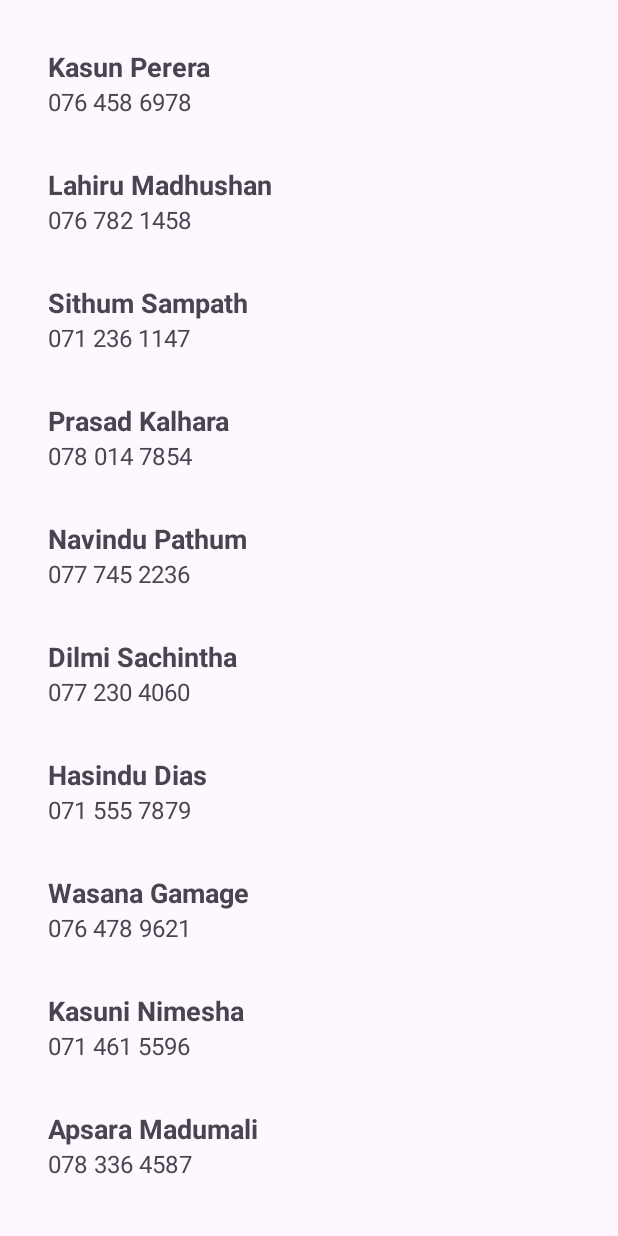
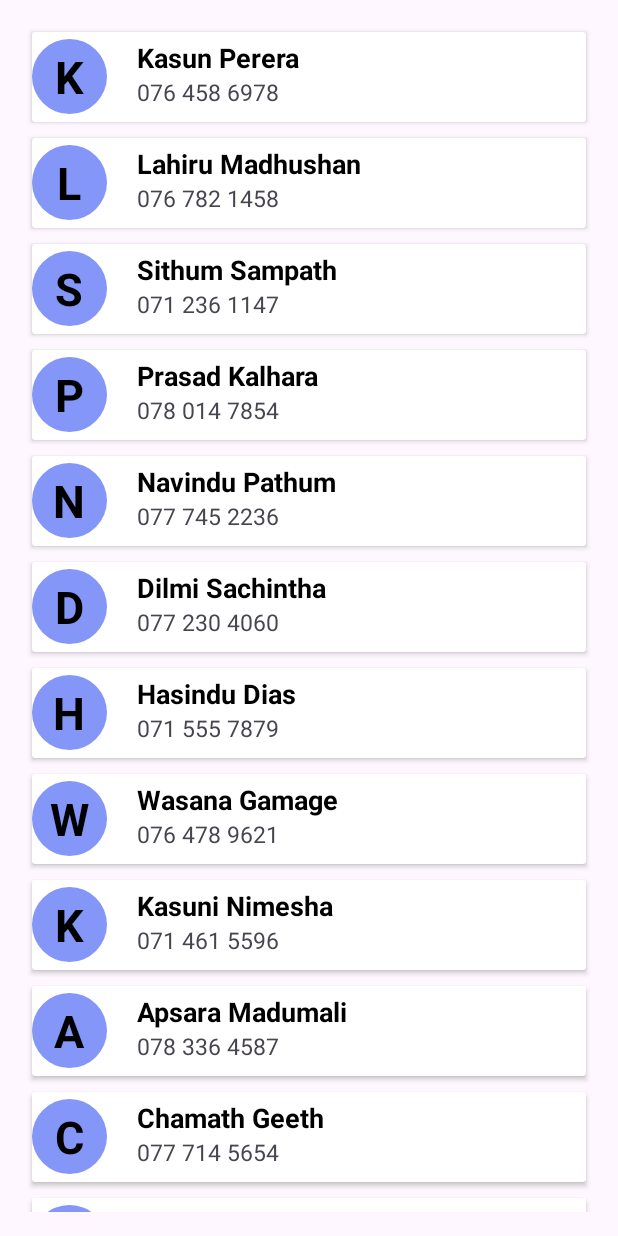
Before and after one commit to gschamika/Contacts-List-App, an Android app: the screen it shows after launch (MainActivity), on a phone screen of 412 x 824 dp. Run offline under Robolectric (Android 15) with nearby library versions, the phone set to English and light mode, and no system bars.

Commit message:
change 2

```diff
--- a/app/src/main/java/com/example/contactslistapp/Contact.java
+++ b/app/src/main/java/com/example/contactslistapp/Contact.java
@@ -3,14 +3,12 @@ package com.example.contactslistapp;
 public class Contact {
     private String name;
     private String phoneNumber;
-    int image;
     private String address;
 
     // Constructor
     public Contact(String name, String phoneNumber, String address) {
         this.name = name;
         this.phoneNumber = phoneNumber;
-        this.image = image;
         this.address = address;
     }
 
@@ -31,14 +29,6 @@ public class Contact {
         this.phoneNumber = phoneNumber;
     }
 
-    public int getImage() {
-        return image;
-    }
-
-    public void setImage(int image) {
-        this.image = image;
-    }
-
     public String getAddress() {
         return address;
     }
@@ -46,4 +36,8 @@ public class Contact {
     public void setAddress(String address) {
         this.address = address;
     }
+
+    public Character getprofileLetter(){
+        return name.charAt(0);
+    }
 }
--- a/app/src/main/java/com/example/contactslistapp/ContactsAdapter.java
+++ /dev/null
@@ -1,49 +0,0 @@
-package com.example.contactslistapp;
-
-import android.view.LayoutInflater;
-import android.view.View;
-import android.view.ViewGroup;
-import android.widget.TextView;
-import androidx.annotation.NonNull;
-import androidx.recyclerview.widget.RecyclerView;
-
-import java.util.ArrayList;
-
-public class ContactsAdapter extends RecyclerView.Adapter<ContactsAdapter.ViewHolder> {
-    private ArrayList<Contact> contacts;
-
-    public ContactsAdapter(ArrayList<Contact> contacts) {
-        this.contacts = contacts;
-    }
-
-    public static class ViewHolder extends RecyclerView.ViewHolder {
-        public TextView textViewName;
-        public TextView textViewPhoneNumber;
-
-        public ViewHolder(View itemView) {
-            super(itemView);
-            textViewName = itemView.findViewById(R.id.textViewName);
-            textViewPhoneNumber = itemView.findViewById(R.id.textViewPhoneNumber);
-        }
-    }
-
-    @NonNull
-    @Override
-    public ViewHolder onCreateViewHolder(@NonNull ViewGroup parent, int viewType) {
-        View v = LayoutInflater.from(parent.getContext())
-                .inflate(R.layout.list_item_contact, parent, false);
-        return new ViewHolder(v);
-    }
-
-    @Override
-    public void onBindViewHolder(@NonNull ViewHolder holder, int position) {
-        Contact contact = contacts.get(position);
-        holder.textViewName.setText(contact.getName());
-        holder.textViewPhoneNumber.setText(contact.getPhoneNumber());
-    }
-
-    @Override
-    public int getItemCount() {
-        return contacts.size();
-    }
-}
--- a/app/src/main/java/com/example/contactslistapp/MainActivity.java
+++ b/app/src/main/java/com/example/contactslistapp/MainActivity.java
@@ -1,8 +1,4 @@
 package com.example.contactslistapp;
-
-import androidx.appcompat.app.AppCompatActivity;
-
-import android.os.Bundle;
 
 import android.os.Bundle;
 
@@ -13,43 +9,42 @@ import androidx.recyclerview.widget.RecyclerView;
 import java.util.ArrayList;
 
 public class MainActivity extends AppCompatActivity {
-
-    private ArrayList<Contact> contacts;
-    private RecyclerView recyclerViewContacts;
-    private ContactsAdapter adapter;
+    private RecyclerViewAdapter adapter;
+    private ArrayList<Contact> contactArrayList;
+    private RecyclerView recyclerView;
 
     @Override
-    protected void onCreate(Bundle savedInstanceState) {
+    protected void onCreate(Bundle savedInstanceState){
         super.onCreate(savedInstanceState);
         setContentView(R.layout.activity_main);
 
-        // Initialize contacts
-        contacts = new ArrayList<>();
-        contacts.add(new Contact("Kasun Perera", "076 458 6978", "123 Street, City"));
-        contacts.add(new Contact("Lahiru Madhushan", "076 782 1458", "123 Street, City"));
-        contacts.add(new Contact("Sithum Sampath", "071 236 1147", "123 Street, City"));
-        contacts.add(new Contact("Prasad Kalhara", "078 014 7854", "123 Street, City"));
-        contacts.add(new Contact("Navindu Pathum", "077 745 2236", "123 Street, City"));
-        contacts.add(new Contact("Dilmi Sachintha", "077 230 4060", "123 Street, City"));
-        contacts.add(new Contact("Hasindu Dias", "071 555 7879", "123 Street, City"));
-        contacts.add(new Contact("Wasana Gamage", "076 478 9621", "123 Street, City"));
-        contacts.add(new Contact("Kasuni Nimesha", "071 461 5596", "123 Street, City"));
-        contacts.add(new Contact("Apsara Madumali", "078 336 4587", "123 Street, City"));
-        contacts.add(new Contact("Chamath Geeth", "077 714 5654", "123 Street, City"));
-        contacts.add(new Contact("Chamindu Peris", "077 123 7856", "123 Street, City"));
-        contacts.add(new Contact("Anjana Hemal", "076 358 4040", "123 Street, City"));
-        contacts.add(new Contact("Dilki Hansika", "078 321 4562", "123 Street, City"));
-        contacts.add(new Contact("Amali Weerasinghe", "072 364 7921", "123 Street, City"));
-        contacts.add(new Contact("Isuru Lakshan", "071 305 4786", "123 Street, City"));
-        contacts.add(new Contact("Nethmi Sanjana", "077 899 4531", "123 Street, City"));
-        contacts.add(new Contact("Nuwan Prasad", "076 789 6358", "123 Street, City"));
-        contacts.add(new Contact("Rashmi Kalpana", "076 004 8931", "123 Street, City"));
-        contacts.add(new Contact("Lahiru Malshan", "071 796 1245", "123 Street, City"));
+        contactArrayList = new ArrayList<>();
 
-        // Initialize RecyclerView
-        recyclerViewContacts = findViewById(R.id.recyclerViewContacts);
-        recyclerViewContacts.setLayoutManager(new LinearLayoutManager(this));
-        adapter = new ContactsAdapter(contacts);
-        recyclerViewContacts.setAdapter(adapter);
+        recyclerView = findViewById(R.id.recyclerViewContacts);
+
+        contactArrayList.add(new Contact("Kasun Perera", "076 458 6978", "123 Street, City"));
+        contactArrayList.add(new Contact("Lahiru Madhushan", "076 782 1458", "123 Street, City"));
+        contactArrayList.add(new Contact("Sithum Sampath", "071 236 1147", "123 Street, City"));
+        contactArrayList.add(new Contact("Prasad Kalhara", "078 014 7854", "123 Street, City"));
+        contactArrayList.add(new Contact("Navindu Pathum", "077 745 2236", "123 Street, City"));
+        contactArrayList.add(new Contact("Dilmi Sachintha", "077 230 4060", "123 Street, City"));
+        contactArrayList.add(new Contact("Hasindu Dias", "071 555 7879", "123 Street, City"));
+        contactArrayList.add(new Contact("Wasana Gamage", "076 478 9621", "123 Street, City"));
+        contactArrayList.add(new Contact("Kasuni Nimesha", "071 461 5596", "123 Street, City"));
+        contactArrayList.add(new Contact("Apsara Madumali", "078 336 4587", "123 Street, City"));
+        contactArrayList.add(new Contact("Chamath Geeth", "077 714 5654", "123 Street, City"));
+        contactArrayList.add(new Contact("Chamindu Peris", "077 123 7856", "123 Street, City"));
+        contactArrayList.add(new Contact("Anjana Hemal", "076 358 4040", "123 Street, City"));
+        contactArrayList.add(new Contact("Dilki Hansika", "078 321 4562", "123 Street, City"));
+        contactArrayList.add(new Contact("Amali Weerasinghe", "072 364 7921", "123 Street, City"));
+        contactArrayList.add(new Contact("Isuru Lakshan", "071 305 4786", "123 Street, City"));
+        contactArrayList.add(new Contact("Nethmi Sanjana", "077 899 4531", "123 Street, City"));
+        contactArrayList.add(new Contact("Nuwan Prasad", "076 789 6358", "123 Street, City"));
+        contactArrayList.add(new Contact("Rashmi Kalpana", "076 004 8931", "123 Street, City"));
+        contactArrayList.add(new Contact("Lahiru Malshan", "071 796 1245", "123 Street, City"));
+
+        recyclerView.setLayoutManager(new LinearLayoutManager(this));
+        adapter = new RecyclerViewAdapter(contactArrayList, this);
+        recyclerView.setAdapter(adapter);
     }
 }
--- /dev/null
+++ b/app/src/main/java/com/example/contactslistapp/RecyclerViewAdapter.java
@@ -0,0 +1,53 @@
+package com.example.contactslistapp;
+
+import android.content.Context;
+import android.view.LayoutInflater;
+import android.view.View;
+import android.view.ViewGroup;
+import android.widget.TextView;
+
+import androidx.annotation.NonNull;
+import androidx.recyclerview.widget.RecyclerView;
+
+import java.util.ArrayList;
+
+public class RecyclerViewAdapter extends RecyclerView.Adapter <RecyclerViewAdapter.ViewHolder> {
+    private ArrayList<Contact> contactArrayList;
+    private Context context;
+
+    public RecyclerViewAdapter(ArrayList<Contact> contactArrayList, Context context) {
+        this.contactArrayList = contactArrayList;
+        this.context = context;
+    }
+
+    @NonNull
+    @Override
+    public RecyclerViewAdapter.ViewHolder onCreateViewHolder(@NonNull ViewGroup parent, int viewType) {
+        View view = LayoutInflater.from(parent.getContext()).inflate(R.layout.list_item, parent, false);
+        return new ViewHolder(view);
+    }
+
+    @Override
+    public void onBindViewHolder(@NonNull RecyclerViewAdapter.ViewHolder holder, int position) {
+        Contact contact = contactArrayList.get(position);
+        holder.profileLetter.setText(contact.getprofileLetter().toString());
+        holder.name.setText(contact.getName());
+        holder.phone.setText(contact.getPhoneNumber());
+    }
+
+    @Override
+    public int getItemCount() {
+        return contactArrayList.size();
+    }
+
+    public class ViewHolder extends RecyclerView.ViewHolder {
+        TextView profileLetter, name, phone;
+        public ViewHolder(@NonNull View itemView) {
+            super(itemView);
+
+            profileLetter = itemView.findViewById(R.id.profileLetter);
+            name = itemView.findViewById(R.id.name);
+            phone = itemView.findViewById(R.id.phone);
+        }
+    }
+}
--- /dev/null
+++ b/app/src/main/res/drawable/custom_background.xml
@@ -0,0 +1,6 @@
+<?xml version="1.0" encoding="utf-8"?>
+<shape xmlns:android="http://schemas.android.com/apk/res/android" android:shape="rectangle">
+    <corners android:radius="25dp"/>
+    <solid android:color="#8496F7"/>
+
+</shape>
--- a/app/src/main/res/layout/activity_main.xml
+++ b/app/src/main/res/layout/activity_main.xml
@@ -2,13 +2,14 @@
 <RelativeLayout xmlns:android="http://schemas.android.com/apk/res/android"
     xmlns:tools="http://schemas.android.com/tools"
     android:layout_width="match_parent"
-    android:layout_height="match_parent"
+    android:layout_height="wrap_content"
     android:padding="16dp"
     tools:context=".MainActivity">
 
     <androidx.recyclerview.widget.RecyclerView
         android:id="@+id/recyclerViewContacts"
         android:layout_width="match_parent"
-        android:layout_height="wrap_content" />
+        android:layout_height="match_parent"
+        />
 
 </RelativeLayout>
--- /dev/null
+++ b/app/src/main/res/layout/list_item.xml
@@ -0,0 +1,50 @@
+<?xml version="1.0" encoding="utf-8"?>
+<androidx.cardview.widget.CardView xmlns:android="http://schemas.android.com/apk/res/android"
+    android:layout_width="match_parent"
+    android:layout_height="60dp"
+    android:elevation="10dp"
+    android:layout_margin="5dp">
+
+    <LinearLayout
+        android:layout_width="match_parent"
+        android:layout_height="wrap_content"
+        android:orientation="horizontal"
+        android:layout_gravity="center">
+
+        <TextView
+            android:id="@+id/profileLetter"
+            android:layout_width="50dp"
+            android:layout_height="50dp"
+            android:background="@drawable/custom_background"
+            android:gravity="center"
+            android:text="A"
+            android:textColor="@color/black"
+            android:textSize="30dp"
+            android:textStyle="bold" />
+
+        <LinearLayout
+            android:layout_width="match_parent"
+            android:layout_height="wrap_content"
+            android:layout_marginLeft="20dp"
+            android:orientation="vertical">
+
+            <TextView
+                android:id="@+id/name"
+                android:layout_width="match_parent"
+                android:layout_height="wrap_content"
+                android:text="Name"
+                android:textSize="18dp"
+                android:textColor="@color/black"
+                android:textStyle="bold"/>
+
+            <TextView
+                android:id="@+id/phone"
+                android:layout_width="match_parent"
+                android:layout_height="wrap_content"
+                android:text="077 789 4514"
+                android:textSize="15dp"
+                />
+        </LinearLayout>
+
+    </LinearLayout>
+</androidx.cardview.widget.CardView>
--- a/app/src/main/res/layout/list_item_contact.xml
+++ /dev/null
@@ -1,21 +0,0 @@
-<?xml version="1.0" encoding="utf-8" ?>
-<LinearLayout xmlns:android="http://schemas.android.com/apk/res/android"
-    android:layout_width="match_parent"
-    android:layout_height="wrap_content"
-    android:orientation="vertical"
-    android:padding="16dp">
-
-    <TextView
-        android:id="@+id/textViewName"
-        android:layout_width="wrap_content"
-        android:layout_height="wrap_content"
-        android:textSize="18sp"
-        android:textStyle="bold" />
-
-    <TextView
-        android:id="@+id/textViewPhoneNumber"
-        android:layout_width="wrap_content"
-        android:layout_height="wrap_content"
-        android:textSize="16sp" />
-
-</LinearLayout>
```
